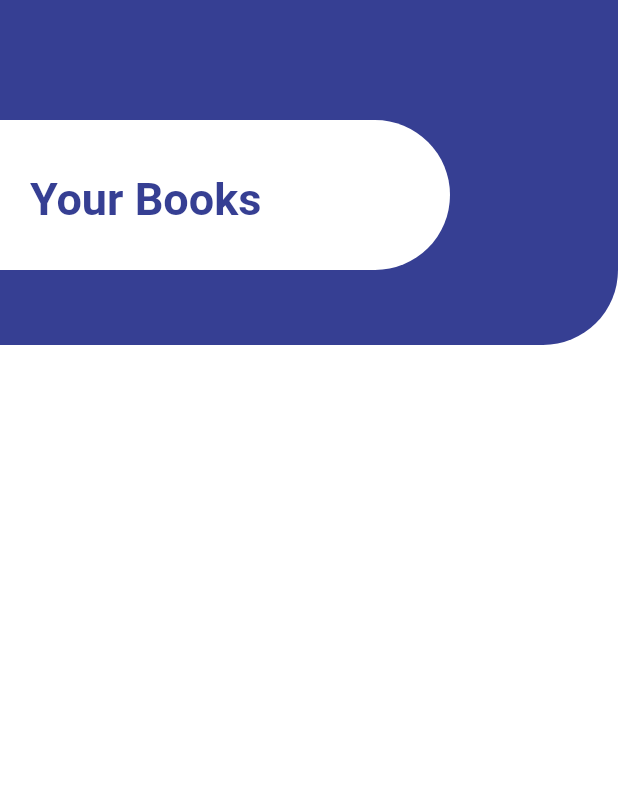
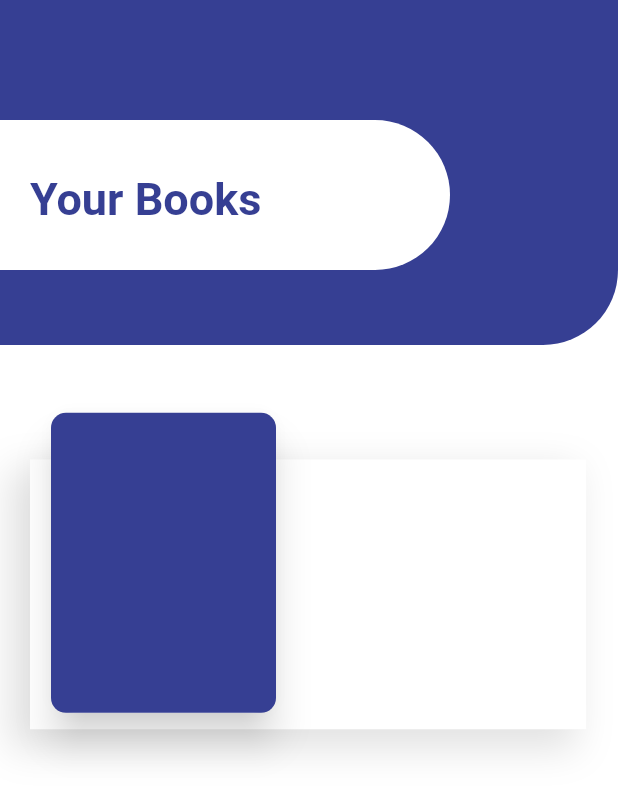
Before and after one commit to lucasoliveirasouza/card-ui, a Flutter app: the screen it shows after launch, on a phone screen of 412 x 824 dp. Shown: the top 800 px of the screen. Run offline on Flutter 3.47's test engine with Material 2 defaults, Android fonts, the phone set to English and light mode, and no system bars.

```diff
--- a/lib/components/card_image.dart
+++ b/lib/components/card_image.dart
@@ -1,10 +1,63 @@
+import 'package:cardui/util/constants.dart';
 import 'package:flutter/material.dart';
 
-class CardImage extends StatelessWidget {
+class CardImage extends StatefulWidget {
   const CardImage({Key? key}) : super(key: key);
 
   @override
+  State<CardImage> createState() => _CardImageState();
+}
+
+class _CardImageState extends State<CardImage> {
+  @override
   Widget build(BuildContext context) {
-    return Container();
+    final double width = MediaQuery.of(context).size.width;
+    return Container(
+      height: 230,
+      child: Stack(
+        children: [
+          Positioned(
+            top: 35,
+            left: 20,
+            child: Material(
+              child: Container(
+                height: 180.0,
+                width: width * 0.9,
+                decoration: BoxDecoration(
+                  color: Colors.white,
+                  borderRadius: BorderRadius.circular(0.0),
+                  boxShadow: [
+                    BoxShadow(
+                        color: Colors.grey.withOpacity(0.3),
+                        offset: new Offset(-10.0, 10.0),
+                        blurRadius: 20.0,
+                        spreadRadius: 4.0)
+                  ],
+                ),
+              ),
+            ),
+          ),
+          Positioned(
+            top: 0,
+            left: 30,
+            child: Card(
+              elevation: 10.0,
+              shadowColor: Colors.grey.withOpacity(0.5),
+              shape: RoundedRectangleBorder(
+                borderRadius: BorderRadius.circular(15.0),
+              ),
+              child: Container(
+                height: 200,
+                width: 150,
+                decoration: BoxDecoration(
+                  borderRadius: BorderRadius.circular(10),
+                  color: defaultColor,
+                ),
+              ),
+            ),
+          )
+        ],
+      ),
+    );
   }
 }
```
